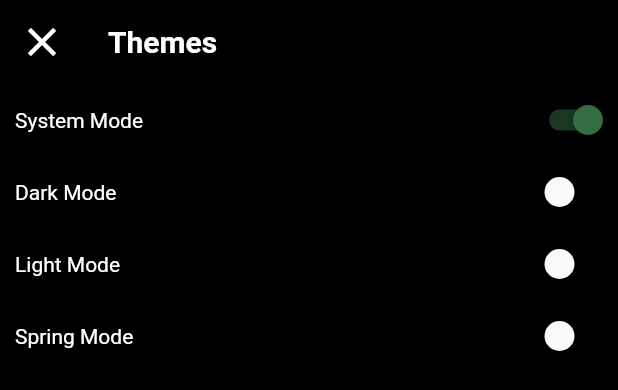
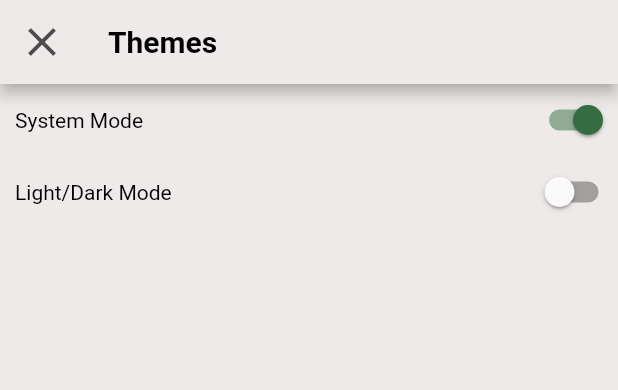
Before and after one commit to gabriela035/instagram_clone, a Flutter app: what open() shows on an empty page, opened directly, after a tap on "Edit Theme", on a phone screen of 412 x 824 dp. Shown: the top 390 px of the screen. Run offline on Flutter 3.47's test engine with Material 2 defaults, Android fonts, the phone set to English and light mode, and no system bars; our stand-ins replace flutter_svg, fluttertoast, line_icons.

Commit message:
changed the theme mode based on system theme

```diff
--- a/lib/consts.dart
+++ b/lib/consts.dart
@@ -5,7 +5,7 @@ var backGroundColor = Color.fromRGBO(0, 0, 0, 1.0);
 var blueColor = Color.fromRGBO(0, 149, 246, 1);
 var primaryColor = Colors.white;
 var secondaryColor = Color.fromARGB(255, 150, 146, 146);
-var darkGreyColor = Color.fromRGBO(97, 97, 97, 1);
+var darkGreyColor = Color.fromRGBO(61, 61, 61, 1);
 var greenyColor = Color.fromARGB(255, 51, 109, 65);
 
 Widget sizeVer(double height) {
--- a/lib/features/presentation/page/post/upload_post_page.dart
+++ b/lib/features/presentation/page/post/upload_post_page.dart
@@ -7,7 +7,7 @@ class UploadPostPage extends StatelessWidget {
   @override
   Widget build(BuildContext context) {
     return Scaffold(
-        backgroundColor: backGroundColor,
+        backgroundColor: Theme.of(context).scaffoldBackgroundColor,
         body: Center(
           child: Container(
             width: 150,
@@ -17,7 +17,7 @@ class UploadPostPage extends StatelessWidget {
             child: Center(
               child: Icon(
                 Icons.upload,
-                color: primaryColor,
+                color: Theme.of(context).primaryColor,
                 size: 40,
               ),
             ),
--- a/lib/features/presentation/page/profile/BottomModalSheet.dart
+++ b/lib/features/presentation/page/profile/BottomModalSheet.dart
@@ -12,7 +12,7 @@ class BottomModalSheet {
         return Container(
           height: 190,
           decoration: BoxDecoration(
-            color: backGroundColor.withOpacity(.8),
+            color: Theme.of(context).scaffoldBackgroundColor.withOpacity(.8),
           ),
           child: SingleChildScrollView(
             child: Container(
@@ -27,7 +27,7 @@ class BottomModalSheet {
                       style: TextStyle(
                           fontWeight: FontWeight.bold,
                           fontSize: 18,
-                          color: primaryColor),
+                          color: Theme.of(context).primaryColor),
                     ),
                   ),
                   SizedBox(
@@ -47,14 +47,14 @@ class BottomModalSheet {
                         Navigator.push(
                             context,
                             MaterialPageRoute(
-                                builder: (context) => EditProfilePage()));
+                                builder: (context) => const EditProfilePage()));
                       },
                       child: Text(
                         "Edit Profile",
                         style: TextStyle(
                             fontWeight: FontWeight.w500,
                             fontSize: 16,
-                            color: primaryColor),
+                            color: Theme.of(context).primaryColor),
                       ),
                     ),
                   ),
@@ -78,7 +78,7 @@ class BottomModalSheet {
                         style: TextStyle(
                             fontWeight: FontWeight.w500,
                             fontSize: 16,
-                            color: primaryColor),
+                            color: Theme.of(context).primaryColor),
                       ),
                     ),
                   ),
@@ -103,7 +103,7 @@ class BottomModalSheet {
                         style: TextStyle(
                             fontWeight: FontWeight.w500,
                             fontSize: 16,
-                            color: primaryColor),
+                            color: Theme.of(context).primaryColor),
                       ),
                     ), //
                   ),
--- a/lib/features/presentation/page/profile/theme.dart
+++ b/lib/features/presentation/page/profile/theme.dart
@@ -1,6 +1,10 @@
 import 'package:flutter/material.dart';
 import 'package:instagram_clone/consts.dart';
 import 'package:instagram_clone/features/presentation/page/profile/theme.dart';
+import 'package:instagram_clone/features/presentation/page/profile/widgets/change_theme_button_widget.dart';
+import 'package:provider/provider.dart';
+
+import '../../../../providers/theme_provider.dart';
 
 class ThemePage extends StatefulWidget {
   @override
@@ -21,60 +25,66 @@ class ThemeEdit extends StatefulWidget {
 
 class _ThemeEditState extends State<ThemeEdit> {
   bool _systemSwitch = true;
-  bool _lightSwitch = false;
-  bool _darkSwitch = false;
-  bool _springSwitch = false;
+  bool _lightDarkModeEnabled = false;
 
   ThemeMode? _themeMode;
 
+  //get actions => null;
+  @override
+  void initState() {
+    super.initState();
+    _themeMode = ThemeMode.system; // Set initial theme mode to system
+    _systemSwitch = true;
+  }
+
   @override
   Widget build(BuildContext context) {
+    final themeProvider = Provider.of<ThemeProvider>(context);
+    _themeMode = themeProvider.themeMode;
+    _lightDarkModeEnabled = _themeMode != ThemeMode.system;
     return MaterialApp(
-      theme: ThemeData(brightness: Brightness.light),
-      darkTheme: ThemeData(brightness: Brightness.dark),
-      themeMode: _themeMode,
+        theme: MyThemes.lightTheme,
+        darkTheme: MyThemes.darkTheme,
+        themeMode: themeProvider.themeMode,
         debugShowCheckedModeBanner: false,
         home: Scaffold(
-          backgroundColor: backGroundColor,
+            backgroundColor: Theme.of(context).scaffoldBackgroundColor,
             appBar: AppBar(
-            backgroundColor: backGroundColor,
+              backgroundColor: Theme.of(context).scaffoldBackgroundColor,
               title: Text(
                 "Themes",
-              style:
-                  TextStyle(fontWeight: FontWeight.bold, color: primaryColor),
+                style: TextStyle(
+                    fontWeight: FontWeight.bold,
+                    color: Theme.of(context).primaryColor),
               ),
               leading: GestureDetector(
                   onTap: () => Navigator.pop(context),
                   child: Icon(
                     Icons.close,
                     size: 32,
-                  color: primaryColor,
+                    color: Theme.of(context).iconTheme.color,
                   )),
             ),
-          body: Column(
-            children: [
+            body: Column(children: [
               Row(
                 mainAxisAlignment: MainAxisAlignment.spaceBetween,
                 children: [
                   Padding(
                       padding: const EdgeInsets.all(10.0),
                       child: Text("System Mode",
-                          style: TextStyle(color: primaryColor))),
+                          style: TextStyle(
+                              color: Theme.of(context).primaryColor))),
                   Switch(
                       value: _systemSwitch,
                       activeColor: greenyColor,
                       onChanged: (newSwitchValue) {
-                      _systemSwitch
-                          ? print("Blocked")
-                          : setState(() {
+                        setState(() {
                           _systemSwitch = true;
-                              _lightSwitch = false;
-                              _darkSwitch = false;
-                              _springSwitch = false;
-                              _themeMode = null;
+                          _themeMode = ThemeMode.system;
+                          themeProvider.toggleTheme(
+                              false); // Set theme to light when system mode is enabled
                         });
-                    },
-                  )
+                      })
                 ],
               ),
               Row(
@@ -82,86 +92,26 @@ class _ThemeEditState extends State<ThemeEdit> {
                 children: [
                   Padding(
                       padding: const EdgeInsets.all(10.0),
-                      child: Text("Dark Mode",
-                          style: TextStyle(color: primaryColor))),
-                  Switch(
-                    value: _darkSwitch,
-                    activeColor: greenyColor,
-                    onChanged: (newSwitchValue) {
-                      _darkSwitch
-                          ? print("Blocked")
-                          : setState(() {
+                      child: Text("Light/Dark Mode",
+                          style: TextStyle(
+                              color: Theme.of(context).primaryColor))),
+                  // actions[ChangeThemeButtonWidget()],
+                  // ],
+                  Switch.adaptive(
+                    value:
+                        _lightDarkModeEnabled && _themeMode == ThemeMode.dark,
+                    onChanged: (value) {
+                      setState(() {
                         _systemSwitch = false;
-                              _lightSwitch = false;
-                              _darkSwitch = true;
-                              _springSwitch = false;
-                              backGroundColor = Color.fromRGBO(0, 0, 0, 1.0);
-                              primaryColor = Colors.white;
-                              secondaryColor = Colors.grey;
-                              darkGreyColor = Color.fromRGBO(97, 97, 97, 1);
+                        _themeMode = _lightDarkModeEnabled
+                            ? (value ? ThemeMode.dark : ThemeMode.light)
+                            : ThemeMode.system;
+                        themeProvider.toggleTheme(_themeMode == ThemeMode.dark);
                       });
                     },
                   )
                 ],
               ),
-              Row(
-                mainAxisAlignment: MainAxisAlignment.spaceBetween,
-                children: [
-                  Padding(
-                      padding: const EdgeInsets.all(10.0),
-                      child: Text("Light Mode ",
-                          style: TextStyle(color: primaryColor))),
-                  Switch(
-                    value: _lightSwitch,
-                    activeColor: greenyColor,
-                    onChanged: (newSwitchValue) {
-                      _lightSwitch
-                          ? print("Blocked")
-                          : setState(() {
-                              _systemSwitch = false;
-                              _lightSwitch = true;
-                              _darkSwitch = false;
-                              _springSwitch = false;
-                              backGroundColor = Colors.white;
-                              primaryColor = Color.fromRGBO(0, 0, 0, 1.0);
-                              secondaryColor = Colors.grey;
-                              darkGreyColor = Color.fromRGBO(97, 97, 97, 1);
-                            });
-                    },
-                  )
-                ],
-              ),
-              Row(
-                mainAxisAlignment: MainAxisAlignment.spaceBetween,
-                children: [
-                  Padding(
-                      padding: const EdgeInsets.all(10.0),
-                      child: Text("Spring Mode ",
-                          style: TextStyle(color: primaryColor))),
-                  Switch(
-                    value: _springSwitch,
-                    activeColor: greenyColor,
-                    onChanged: (newSwitchValue) {
-                      _springSwitch
-                          ? print("Blocked")
-                          : setState(() {
-                              _systemSwitch = false;
-                              _lightSwitch = false;
-                              _darkSwitch = false;
-                              _springSwitch = true;
-                              backGroundColor =
-                                  Color.fromARGB(255, 76, 116, 76);
-                              primaryColor = Color.fromRGBO(212, 201, 212, 1);
-                              secondaryColor =
-                                  Color.fromARGB(255, 180, 127, 187);
-                              darkGreyColor = Color.fromRGBO(133, 173, 149, 1);
-                            });
-                    },
-                  )
-                ],
-              ),
-            ],
-          )),
-    );
+            ])));
   }
 }
--- a/lib/features/presentation/page/profile/widgets/profile_form_widget.dart
+++ b/lib/features/presentation/page/profile/widgets/profile_form_widget.dart
@@ -14,7 +14,7 @@ class ProfileFormWidget extends StatelessWidget {
       children: [
         Text(
           "$title",
-          style: TextStyle(color: primaryColor, fontSize: 16),
+          style: TextStyle(color: Theme.of(context).primaryColor, fontSize: 16),
         ),
         sizeVer(10),
         TextFormField(
--- a/lib/features/presentation/page/reels/reels_page.dart
+++ b/lib/features/presentation/page/reels/reels_page.dart
@@ -8,6 +8,7 @@ class ReelsPage extends StatelessWidget {
   @override
   Widget build(BuildContext context) {
     return Scaffold(
+      backgroundColor: Theme.of(context).scaffoldBackgroundColor,
       body: Padding(
         padding: const EdgeInsets.all(8.0),
         child: Center(
--- a/lib/features/presentation/page/search/search_page.dart
+++ b/lib/features/presentation/page/search/search_page.dart
@@ -23,7 +23,7 @@ class _SearchPageState extends State<SearchPage> {
   Widget build(BuildContext context) {
     return SafeArea(
       child: Scaffold(
-        backgroundColor: backGroundColor,
+        backgroundColor: Theme.of(context).scaffoldBackgroundColor,
         body: Padding(
           padding: const EdgeInsets.symmetric(horizontal: 10.0, vertical: 10),
           child: SingleChildScrollView(
--- a/lib/features/presentation/page/search/widget/search_widget.dart
+++ b/lib/features/presentation/page/search/widget/search_widget.dart
@@ -17,12 +17,12 @@ class SearchWidget extends StatelessWidget {
       ),
       child: TextFormField(
         controller: controller,
-        style: TextStyle(color: primaryColor),
+        style: TextStyle(color: Theme.of(context).primaryColor),
         decoration: InputDecoration(
             border: InputBorder.none,
             prefixIcon: Icon(
               Icons.search,
-              color: primaryColor,
+              color: Theme.of(context).iconTheme.color,
             ),
             hintText: "Search",
             hintStyle: TextStyle(color: secondaryColor, fontSize: 15)),
--- /dev/null
+++ b/lib/providers/theme_provider.dart
@@ -0,0 +1,38 @@
+import 'package:flutter/material.dart';
+import 'package:flutter/scheduler.dart';
+
+class ThemeProvider extends ChangeNotifier {
+  ThemeMode themeMode = ThemeMode.system;
+
+  bool get isDarkMode {
+    if (themeMode == ThemeMode.system) {
+      final brightness = SchedulerBinding.instance.window.platformBrightness;
+      return brightness == Brightness.dark;
+    } else {
+      return themeMode == ThemeMode.dark;
+    }
+  }
+
+  void toggleTheme(bool isOn) {
+    themeMode = isOn ? ThemeMode.dark : ThemeMode.light;
+    notifyListeners();
+  }
+}
+
+class MyThemes {
+  static final darkTheme = ThemeData(
+    scaffoldBackgroundColor: Color.fromARGB(255, 22, 22, 22),
+    primaryColor: Color.fromARGB(255, 255, 255, 255),
+    colorScheme: ColorScheme.dark(),
+    iconTheme:
+        IconThemeData(color: Color.fromRGBO(86, 84, 84, 1), opacity: 0.8),
+  );
+
+  static final lightTheme = ThemeData(
+    scaffoldBackgroundColor: Color.fromARGB(255, 239, 234, 234),
+    primaryColor: Color.fromARGB(255, 0, 0, 0),
+    colorScheme: ColorScheme.light(),
+    iconTheme:
+        IconThemeData(color: Color.fromARGB(255, 37, 36, 36), opacity: 0.8),
+  );
+}
--- a/pubspec.yaml
+++ b/pubspec.yaml
@@ -38,6 +38,7 @@ dependencies:
 
   equatable: ^2.0.3
   flutter_icons: ^1.1.0  #primim iconite
+  provider: ^6.0.5
 
   #Firebase
   cloud_firestore: ^4.5.2
@@ -59,6 +60,8 @@ dependencies:
   # add this line to your dependencies
   fluttertoast: ^8.0.9
   modal_bottom_sheet: ^2.0.1
+
+
 
 
 
```
Also changed, not shown: lib/features/presentation/page/credential/sign_in_page.dart (+6 -5 lines), lib/features/presentation/page/credential/sign_up_page.dart (+6 -12 lines), lib/features/presentation/page/home/home_page.dart (+18 -15 lines), lib/features/presentation/page/main_screen/main_screen.dart (+12 -7 lines), lib/features/presentation/page/profile/edit_profile_page.dart (+4 -3 lines), lib/features/presentation/page/profile/profile_page.dart (+16 -12 lines), lib/features/presentation/page/profile/widgets/change_theme_button_widget.dart (added, +19 -0 lines), lib/main.dart (+16 -10 lines), lib/features/presentation/page/post/post_detail_page.dart (deleted), lib/features/presentation/page/post/update_post_page.dart (deleted), pubspec.lock. Lines whose indentation alone changed are shown as unchanged.
